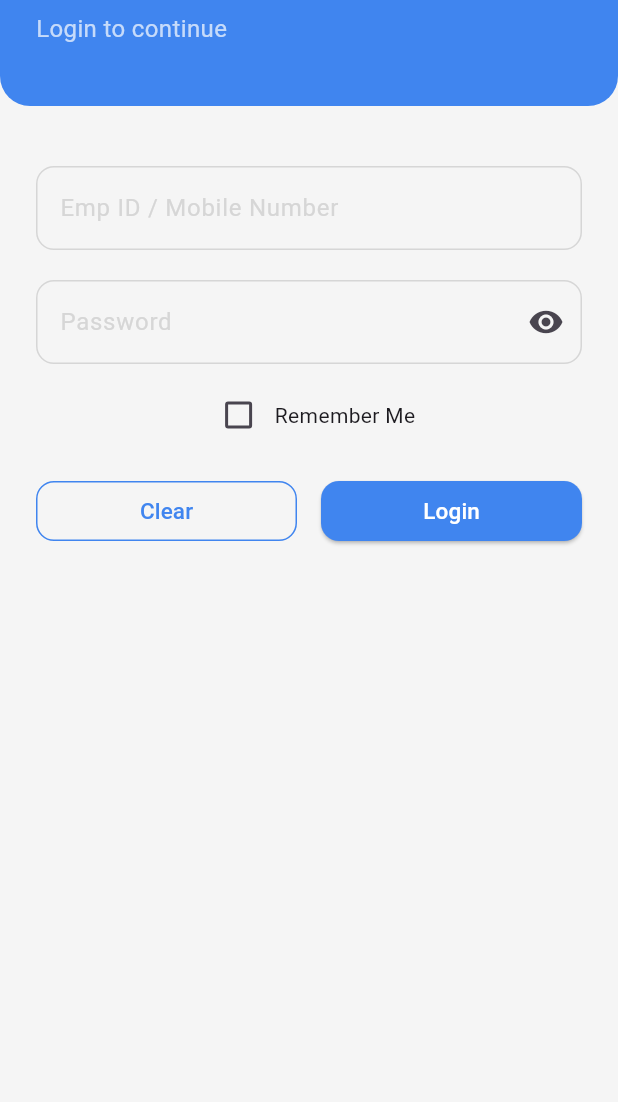
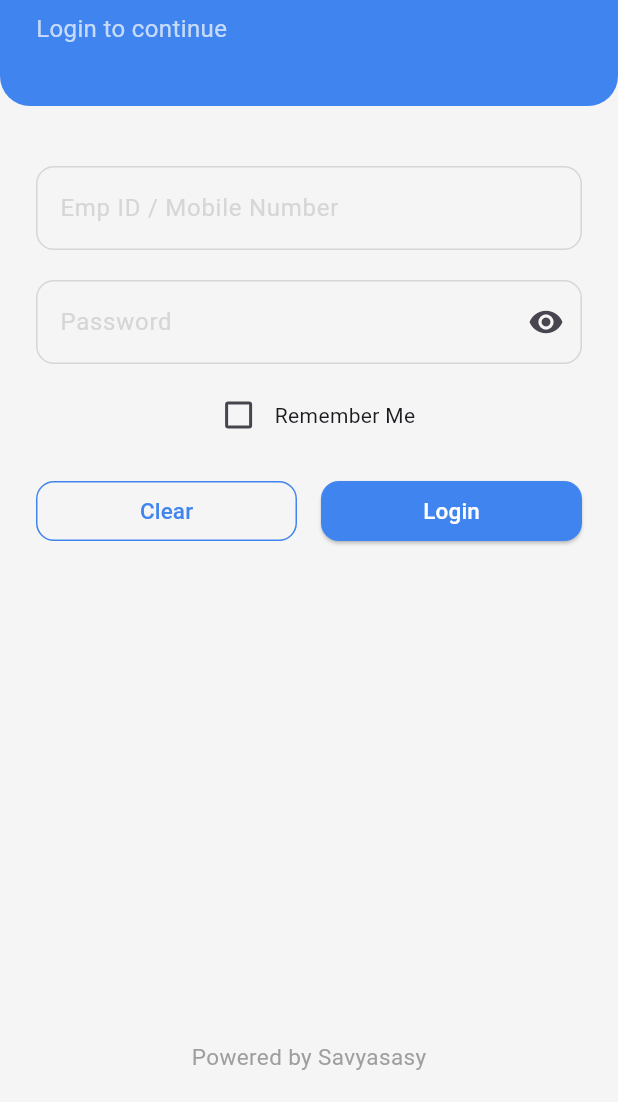
Before and after one commit to murugansavyasasy/SSS-Buddy-Flutter, a Flutter app: the screen it shows after launch, on a phone screen of 412 x 824 dp, the part 134-1236 px from its top. Run offline on Flutter 3.47's test engine with Material 3 defaults, Android fonts, the phone set to English and light mode, and no system bars.

Commit message:
by saran

```diff
--- a/lib/login.dart
+++ b/lib/login.dart
@@ -260,6 +260,7 @@ class _LoginScreenState extends State<LoginScreen> {
                                         color: Colors.white,
                                       ),
                                     ),
+
                                   ),
                                 ),
                               ),
@@ -271,6 +272,19 @@ class _LoginScreenState extends State<LoginScreen> {
                   ),
                 ),
               ),
+              Padding(
+                padding: const EdgeInsets.only(bottom: 20.0),
+                child: Center(
+                  child: Text(
+                    "Powered by Savyasasy",
+                    style: TextStyle(
+                      color:Colors.grey,
+                      fontSize: 15,
+                      fontWeight: FontWeight.w400,
+                    ),
+                  ),
+                ),
+              ),
             ],
           ),
         ),
```
Also changed, not shown: lib/assets/images/logo.webp (added).
